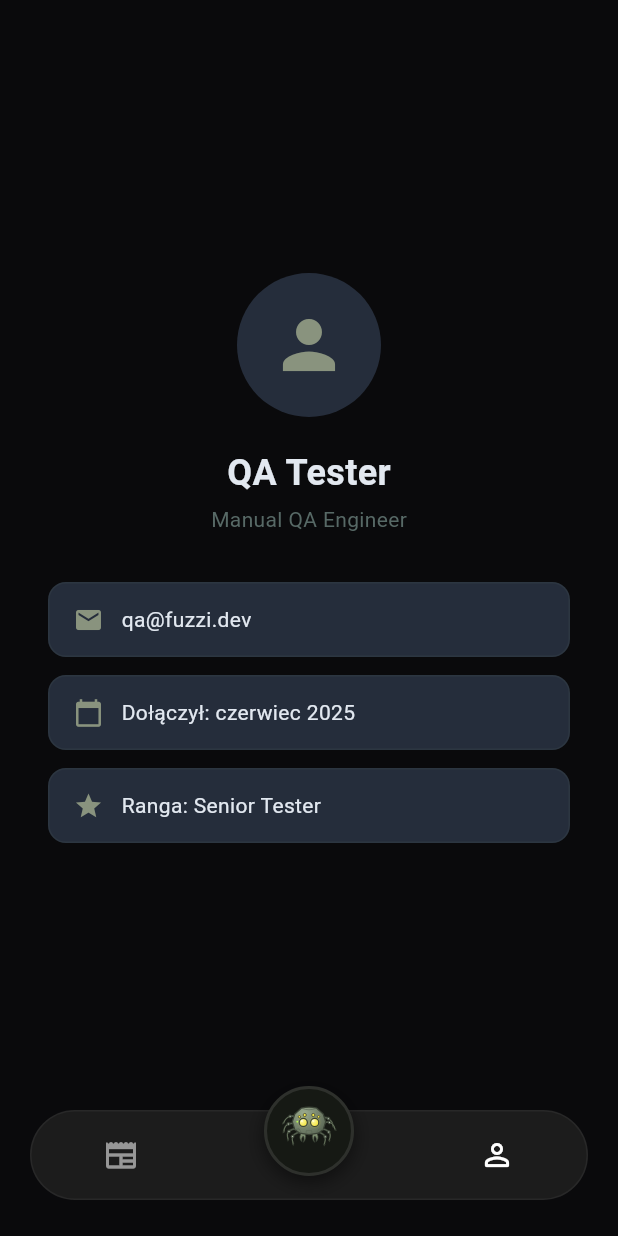
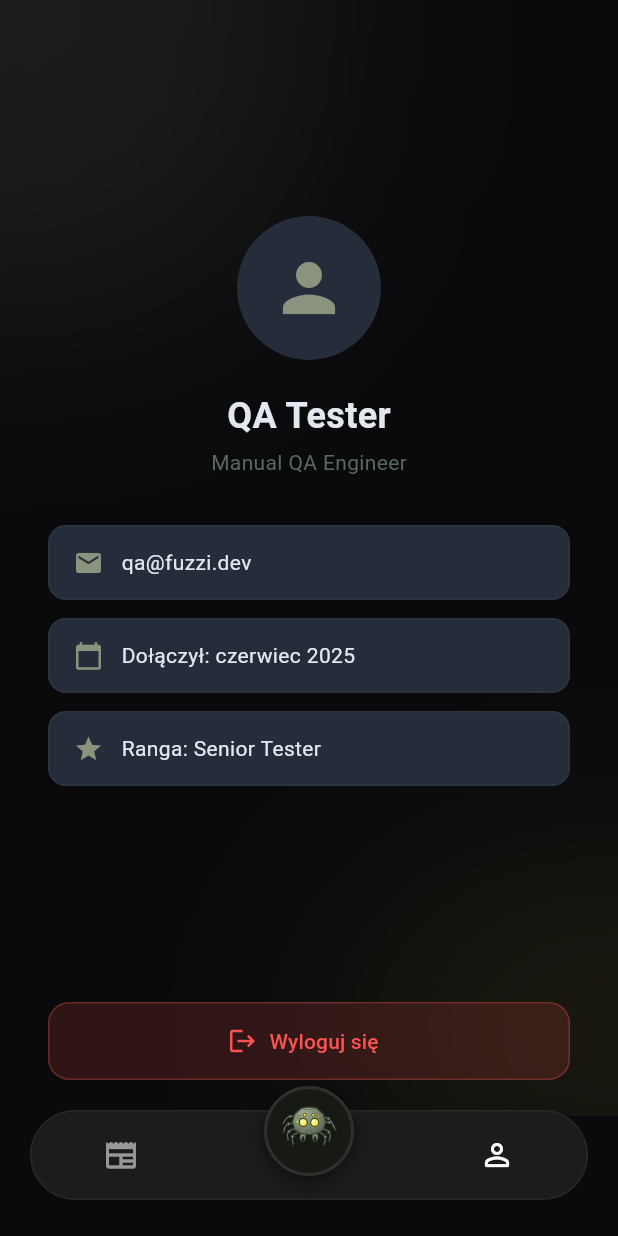
Before and after one commit to highimexy/fuzzi_mobile, a Flutter app: the screen it shows once a user with an empty profile is signed in, item 3 of the bottom bar chosen, on a phone screen of 412 x 824 dp. Run offline on Flutter 3.47's test engine with Material 3 defaults, Android fonts, the phone set to English and light mode, and no system bars; our stand-ins replace firebase_auth, firebase_core, google_fonts; accounts and stored records are empty; generated files the repository leaves out were written again.

Commit message:
feat: add sign-out button and animated glow to ProfileScreen

```diff
--- a/lib/screens/profile_screen.dart
+++ b/lib/screens/profile_screen.dart
@@ -1,17 +1,55 @@
+import 'dart:ui';
 import 'package:flutter/material.dart';
+import 'package:firebase_auth/firebase_auth.dart';
 import '../theme/app_theme.dart';
 
 class ProfileScreen extends StatelessWidget {
   const ProfileScreen({super.key});
 
+  Future<void> _signOut(BuildContext context) async {
+    await FirebaseAuth.instance.signOut();
+  }
+
   @override
   Widget build(BuildContext context) {
-    return Center(
+    return Stack(
+      children: [
+        Positioned(
+          top: -100,
+          left: -100,
+          child: Container(
+            width: 300,
+            height: 300,
+            decoration: BoxDecoration(
+              shape: BoxShape.circle,
+              color: const Color(0xFF7a8a6e).withValues(alpha: 0.15),
+            ),
+          ),
+        ),
+        Positioned(
+          bottom: -120,
+          right: -80,
+          child: Container(
+            width: 260,
+            height: 260,
+            decoration: BoxDecoration(
+              shape: BoxShape.circle,
+              color: const Color(0xFFf5e642).withValues(alpha: 0.1),
+            ),
+          ),
+        ),
+        Positioned.fill(
+          child: BackdropFilter(
+            filter: ImageFilter.blur(sigmaX: 80, sigmaY: 80),
+            child: const SizedBox(),
+          ),
+        ),
+        SafeArea(
           child: Padding(
             padding: const EdgeInsets.symmetric(horizontal: 32),
             child: Column(
-          mainAxisAlignment: MainAxisAlignment.center,
               children: [
+                const Spacer(),
                 CircleAvatar(
                   radius: 48,
                   backgroundColor: AppColors.roughCard,
@@ -34,9 +72,31 @@ class ProfileScreen extends StatelessWidget {
                 _ProfileInfoRow(icon: Icons.calendar_today, label: 'Dołączył: czerwiec 2025'),
                 const SizedBox(height: 12),
                 _ProfileInfoRow(icon: Icons.star, label: 'Ranga: Senior Tester'),
+                const Spacer(),
+                SizedBox(
+                  width: double.infinity,
+                  height: 52,
+                  child: ElevatedButton.icon(
+                    onPressed: () => _signOut(context),
+                    icon: const Icon(Icons.logout, size: 20),
+                    label: const Text('Wyloguj się'),
+                    style: ElevatedButton.styleFrom(
+                      backgroundColor: Colors.redAccent.withValues(alpha: 0.15),
+                      foregroundColor: Colors.redAccent,
+                      elevation: 0,
+                      shape: RoundedRectangleBorder(
+                        borderRadius: BorderRadius.circular(14),
+                        side: BorderSide(color: Colors.redAccent.withValues(alpha: 0.3)),
+                      ),
+                    ),
+                  ),
+                ),
+                const SizedBox(height: 24),
               ],
             ),
           ),
+        ),
+      ],
     );
   }
 }
```
Lines whose indentation alone changed are shown as unchanged.
